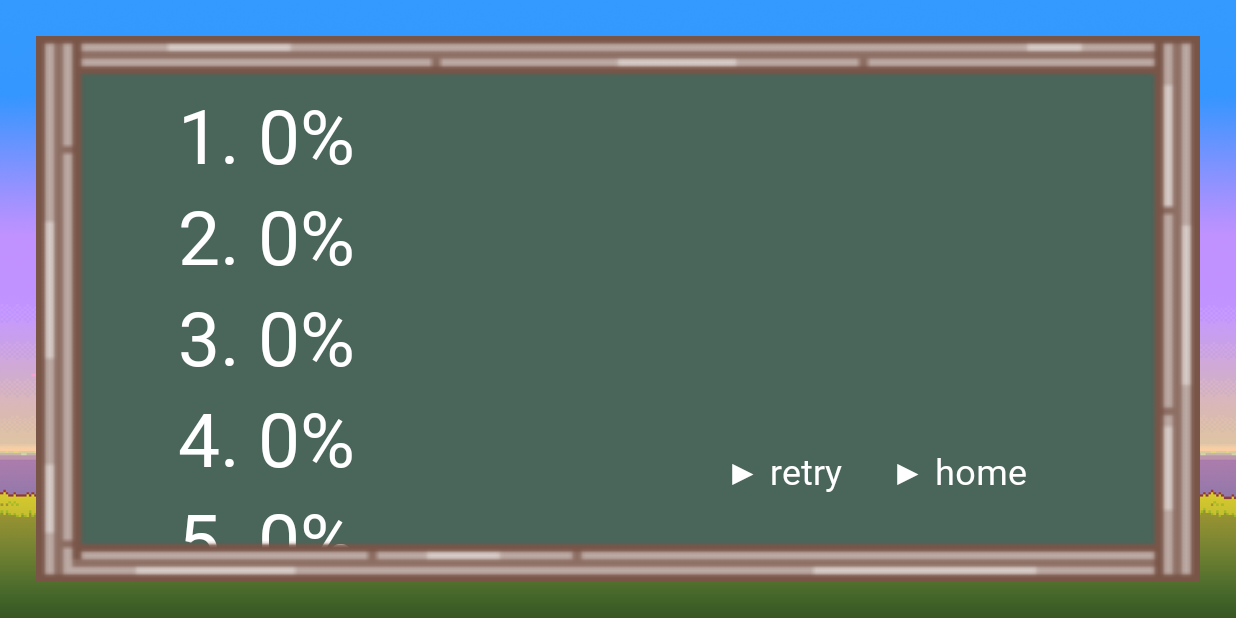
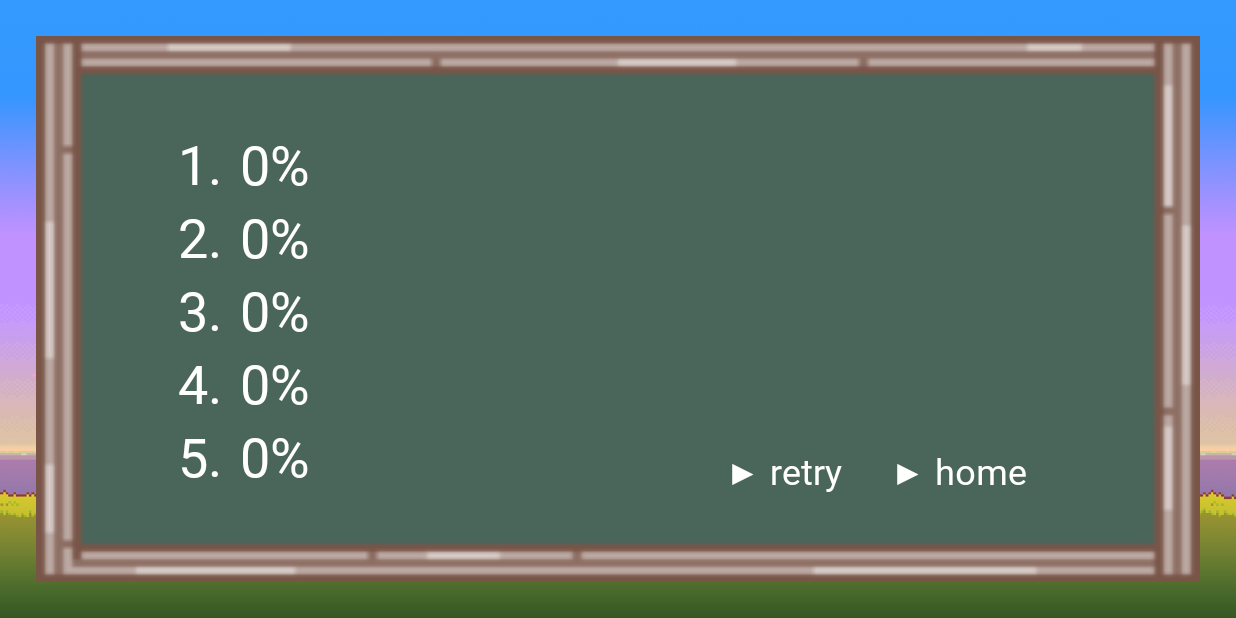
Before and after one commit to l5x5l/OSM_clone, an Android app: the ResultActivity screen opened directly, with no data from a screen before it, on a phone screen of 824 x 412 dp (held sideways). Run offline under Robolectric (Android 15) with nearby library versions, the phone set to English and light mode, and no system bars; Roboto replaces fonts that are not available here.

Commit message:
change detail setting

```diff
--- a/app/build.gradle
+++ b/app/build.gradle
@@ -1,7 +1,6 @@
 plugins {
     id 'com.android.application'
     id 'kotlin-android'
-    id 'kotlin-android-extensions'
 }
 
 android {
@@ -32,7 +31,7 @@ android {
         jvmTarget = '1.8'
     }
     buildFeatures {
-        viewBinding = true
+        viewBinding true
     }
 }
 
--- a/app/src/main/AndroidManifest.xml
+++ b/app/src/main/AndroidManifest.xml
@@ -11,15 +11,13 @@
         android:theme="@style/Theme.OSM">
         <activity
             android:name=".result.ResultActivity"
-            android:screenOrientation="landscape"
-            android:noHistory="true"></activity>
+            android:screenOrientation="landscape"></activity>
         <activity
             android:name=".select.SelectActivity"
             android:screenOrientation="landscape" />
         <activity
             android:name=".game.GameActivity"
-            android:screenOrientation="landscape"
-            android:noHistory="true"/>
+            android:screenOrientation="landscape"/>
         <activity
             android:name=".MainActivity"
             android:screenOrientation="landscape">
--- a/app/src/main/res/layout/activity_result.xml
+++ b/app/src/main/res/layout/activity_result.xml
@@ -35,13 +35,14 @@
             android:layout_height="wrap_content"
             app:layout_constraintStart_toStartOf="parent"
             app:layout_constraintTop_toTopOf="@id/top_guide"
-            app:layout_constraintEnd_toStartOf="@id/score_image"
+            app:layout_constraintEnd_toStartOf="@id/result_text"
+            app:layout_constraintBottom_toBottomOf="@id/bottom_guide"
             android:visibility="visible"
             android:scrollbars="none"/>
 
         <androidx.appcompat.widget.AppCompatTextView
             android:padding="12dp"
-            android:id="@+id/score_image"
+            android:id="@+id/result_text"
             app:layout_constraintTop_toTopOf="@id/top_guide"
             app:layout_constraintEnd_toEndOf="parent"
             app:layout_constraintStart_toEndOf="@id/score_recyclerview"
@@ -63,8 +64,8 @@
             android:textSize="24sp"
             android:textColor="@color/white"
             android:clickable="true"
-            app:layout_constraintStart_toStartOf="@id/score_image"
-            app:layout_constraintTop_toBottomOf="@id/score_image"
+            app:layout_constraintStart_toStartOf="@id/result_text"
+            app:layout_constraintTop_toBottomOf="@id/result_text"
             app:layout_constraintEnd_toStartOf="@id/home_button"
             app:layout_constraintBottom_toBottomOf="@id/bottom_guide"/>
 
@@ -77,8 +78,8 @@
             android:textSize="24sp"
             android:textColor="@color/white"
             android:clickable="true"
-            app:layout_constraintEnd_toEndOf="@id/score_image"
-            app:layout_constraintTop_toBottomOf="@id/score_image"
+            app:layout_constraintEnd_toEndOf="@id/result_text"
+            app:layout_constraintTop_toBottomOf="@id/result_text"
             app:layout_constraintStart_toEndOf="@id/retry_button"
             app:layout_constraintBottom_toBottomOf="@id/bottom_guide"/>
 
--- a/app/src/main/res/layout/score_recycler_item.xml
+++ b/app/src/main/res/layout/score_recycler_item.xml
@@ -13,7 +13,7 @@
         app:layout_constraintStart_toStartOf="parent"
         app:layout_constraintTop_toTopOf="parent"
         android:textColor="@color/white"
-        android:textSize="50dp"
+        android:textSize="36dp"
         tools:text = "1."/>
 
     <androidx.appcompat.widget.AppCompatTextView
@@ -21,10 +21,10 @@
         android:layout_width="wrap_content"
         android:layout_height="wrap_content"
         app:layout_constraintTop_toTopOf="@id/number"
-        app:layout_constraintBottom_toBottomO="@id/number"
+        app:layout_constraintBottom_toBottomOf="@id/number"
         app:layout_constraintStart_toEndOf="@id/number"
         android:textColor="@color/white"
-        android:textSize="50dp"
+        android:textSize="36dp"
         tools:text = "85% "
         android:layout_marginStart="12dp"/>
 
```
